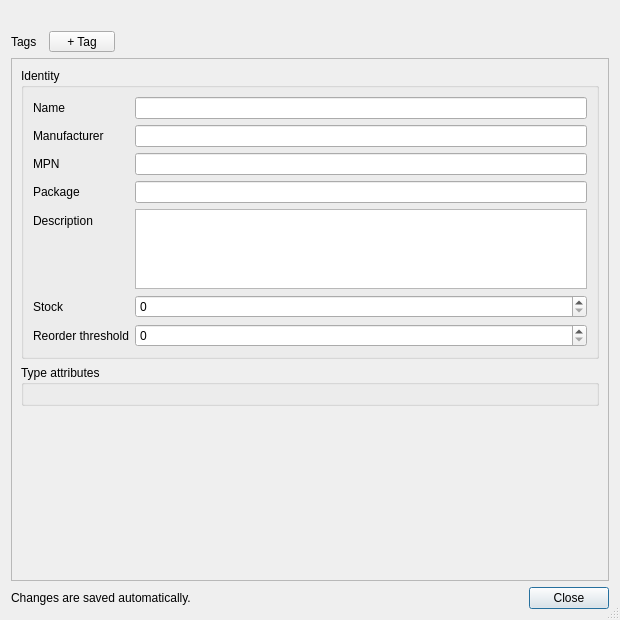
Before: the Qt Designer form examples/PartManagerApp/src/ui/PartManager_PartEditorDialog.ui in KROIA/PartManager, drawn with Qt 5.
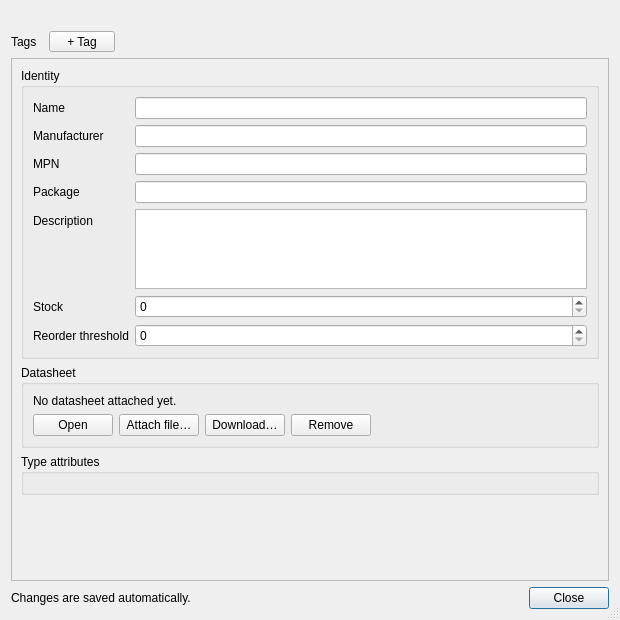
After: the same form once the commit is applied.

Commit message: attach, open and download datasheets in the part editor

```diff
--- a/examples/PartManagerApp/src/ui/PartManager_PartEditorDialog.ui
+++ b/examples/PartManagerApp/src/ui/PartManager_PartEditorDialog.ui
@@ -194,6 +194,82 @@
          </layout>
         </widget>
        </item>
+       <item>
+        <widget class="QGroupBox" name="datasheetGroup">
+         <property name="title">
+          <string>Datasheet</string>
+         </property>
+         <layout class="QVBoxLayout" name="datasheetLayout">
+          <item>
+           <widget class="QLabel" name="datasheetLabel">
+            <property name="text">
+             <string>No datasheet attached yet.</string>
+            </property>
+            <property name="wordWrap">
+             <bool>true</bool>
+            </property>
+           </widget>
+          </item>
+          <item>
+           <layout class="QHBoxLayout" name="datasheetButtonLayout">
+            <item>
+             <widget class="QPushButton" name="openDatasheetButton">
+              <property name="text">
+               <string>Open</string>
+              </property>
+              <property name="toolTip">
+               <string>Open the stored datasheet in the system's default viewer.</string>
+              </property>
+             </widget>
+            </item>
+            <item>
+             <widget class="QPushButton" name="attachDatasheetButton">
+              <property name="text">
+               <string>Attach file…</string>
+              </property>
+              <property name="toolTip">
+               <string>Copy a file from this computer into the database's file store.</string>
+              </property>
+             </widget>
+            </item>
+            <item>
+             <widget class="QPushButton" name="downloadDatasheetButton">
+              <property name="text">
+               <string>Download…</string>
+              </property>
+              <property name="toolTip">
+               <string>Fetch the datasheet from a URL. Mouser leaves this empty for most parts.</string>
+              </property>
+             </widget>
+            </item>
+            <item>
+             <widget class="QPushButton" name="removeDatasheetButton">
+              <property name="text">
+               <string>Remove</string>
+              </property>
+              <property name="toolTip">
+               <string>Detach the datasheet from this part.</string>
+              </property>
+             </widget>
+            </item>
+            <item>
+             <spacer name="datasheetSpacer">
+              <property name="orientation">
+               <enum>Qt::Horizontal</enum>
+              </property>
+              <property name="sizeHint" stdset="0">
+               <size>
+                <width>40</width>
+                <height>20</height>
+               </size>
+              </property>
+             </spacer>
+            </item>
+           </layout>
+          </item>
+         </layout>
+        </widget>
+       </item>
        <item>
         <widget class="QGroupBox" name="attributeGroup">
          <property name="title">
```
The commit also changes 5 other files.
